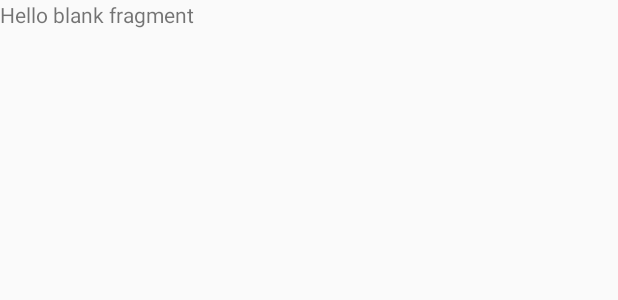
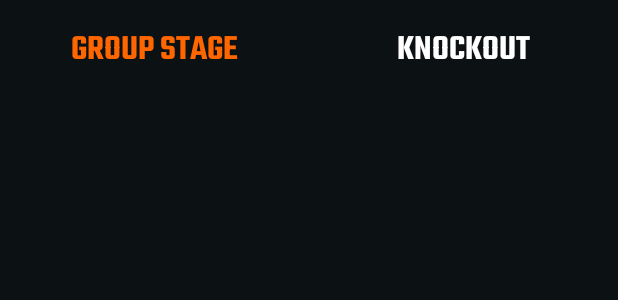
Before and after one commit to jorge-lobo/euro-24, an Android app: the layout fragment_matches.xml on its own in the app's theme, with its tools: preview values and no code run, on a phone screen of 412 x 824 dp. Shown: the top 300 px of the screen. Run offline under Robolectric (Android 15) with nearby library versions, the phone set to English and light mode, and no system bars.

Commit message:
feat(matches): add MatchesFragment

```diff
--- /dev/null
+++ b/app/src/main/java/com/example/euro24/ui/matches/matchesGroupStage/MatchesGroupStageViewModel.kt
@@ -0,0 +1,4 @@
+package com.example.euro24.ui.matches.matchesGroupStage
+
+class MatchesGroupStageViewModel {
+}
--- /dev/null
+++ b/app/src/main/java/com/example/euro24/ui/matches/matchesKnockout/MatchesKnockoutViewModel.kt
@@ -0,0 +1,4 @@
+package com.example.euro24.ui.matches.matchesKnockout
+
+class MatchesKnockoutViewModel {
+}
--- a/app/src/main/res/layout/fragment_matches.xml
+++ b/app/src/main/res/layout/fragment_matches.xml
@@ -1,14 +1,71 @@
 <?xml version="1.0" encoding="utf-8"?>
-<FrameLayout xmlns:android="http://schemas.android.com/apk/res/android"
-    xmlns:tools="http://schemas.android.com/tools"
-    android:layout_width="match_parent"
-    android:layout_height="match_parent"
-    tools:context=".ui.matches.MatchesFragment">
+<layout xmlns:android="http://schemas.android.com/apk/res/android"
+    xmlns:tools="http://schemas.android.com/tools">
 
-    <!-- TODO: Update blank fragment layout -->
-    <TextView
+    <data>
+
+        <import type="android.view.View" />
+
+        <variable
+            name="viewModel"
+            type="com.example.euro24.ui.matches.MatchesViewModel" />
+
+    </data>
+
+    <RelativeLayout
+        android:id="@+id/fullscreen"
         android:layout_width="match_parent"
         android:layout_height="match_parent"
-        android:text="@string/hello_blank_fragment" />
+        android:paddingTop="@dimen/margin_normal"
+        tools:background="@color/common_background_color"
+        tools:context=".ui.matches.MatchesFragment">
 
-</FrameLayout>
+
+        <RadioGroup
+            android:id="@+id/buttons_container"
+            android:layout_width="match_parent"
+            android:layout_height="@dimen/toggle_button_upper_h"
+            android:layout_alignParentStart="true"
+            android:layout_alignParentTop="true"
+            android:layout_alignParentEnd="true"
+            android:orientation="horizontal">
+
+            <RadioButton
+                android:id="@+id/rb_matches_group_stage"
+                style="@style/RadioButtonNoButton"
+                android:layout_width="0dp"
+                android:layout_height="match_parent"
+                android:layout_weight="1"
+                android:checked="true"
+                android:fontFamily="@font/teko_semi_bold"
+                android:gravity="center"
+                android:text="@string/matches_group_stage"
+                android:textAllCaps="true"
+                android:textColor="@color/radio_button_selector"
+                android:textSize="@dimen/toggle_button_upper_text" />
+
+            <RadioButton
+                android:id="@+id/rb_matches_knockout"
+                style="@style/RadioButtonNoButton"
+                android:layout_width="0dp"
+                android:layout_height="match_parent"
+                android:layout_weight="1"
+                android:fontFamily="@font/teko_semi_bold"
+                android:gravity="center"
+                android:text="@string/matches_knockout"
+                android:textAllCaps="true"
+                android:textColor="@color/radio_button_selector"
+                android:textSize="@dimen/toggle_button_upper_text" />
+
+        </RadioGroup>
+
+        <FrameLayout
+            android:id="@+id/matches_stage_container"
+            android:layout_width="match_parent"
+            android:layout_height="match_parent"
+            android:layout_below="@id/buttons_container"
+            android:layout_marginBottom="@dimen/margin_normal" />
+
+    </RelativeLayout>
+
+</layout>
```
Also changed, not shown: app/src/main/java/com/example/euro24/ui/matches/MatchesFragment.kt (+65 -40 lines), app/src/main/java/com/example/euro24/ui/matches/MatchesViewModel.kt (added, +32 -0 lines), app/src/main/java/com/example/euro24/ui/matches/matchesGroupStage/MatchesGroupStageFragment.kt (added, +60 -0 lines), app/src/main/java/com/example/euro24/ui/matches/matchesKnockout/MatchesKnockoutFragment.kt (added, +60 -0 lines), app/src/main/java/com/example/euro24/utils/DateUtils.kt (+9 -0 lines), app/src/main/res/drawable/dropdown_config_background.xml (added, +21 -0 lines), app/src/main/res/layout/fragment_matches_group_stage.xml (added, +94 -0 lines), app/src/main/res/layout/fragment_matches_knockout.xml (added, +14 -0 lines), app/src/main/res/values/colors.xml (+10 -0 lines).
